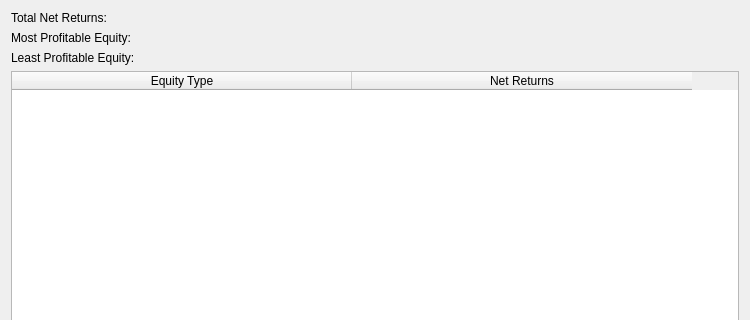
First picture: the form in GUI_Mohamamd_2/summaryform.ui, repository mobeigi/Algorithmic-Trading, before the edit; both pictures show x 0 to 750 and y 0 to 320 of the 750 by 652 pixel window.
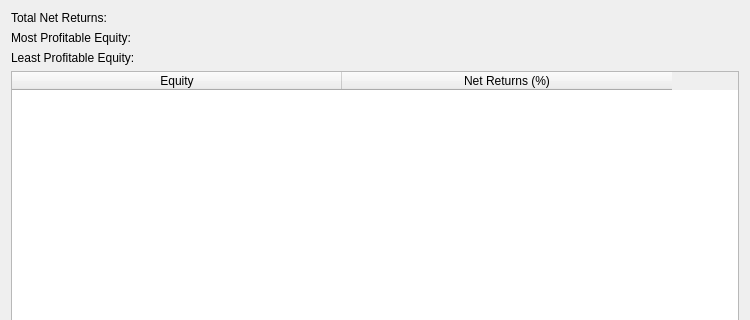
Second picture: the form after the edit.

What changed in the file:
```diff
--- a/GUI_Mohamamd_2/summaryform.ui
+++ b/GUI_Mohamamd_2/summaryform.ui
@@ -94,11 +94,14 @@
     <layout class="QVBoxLayout" name="verticalLayout_3">
      <item>
       <widget class="QTableWidget" name="summary_returnsTable">
+       <property name="sortingEnabled">
+        <bool>true</bool>
+       </property>
        <attribute name="horizontalHeaderCascadingSectionResizes">
         <bool>true</bool>
        </attribute>
        <attribute name="horizontalHeaderDefaultSectionSize">
-        <number>340</number>
+        <number>330</number>
        </attribute>
        <attribute name="verticalHeaderDefaultSectionSize">
         <number>30</number>
@@ -108,12 +111,12 @@
        </attribute>
        <column>
         <property name="text">
-         <string>Equity Type</string>
+         <string>Equity</string>
         </property>
        </column>
        <column>
         <property name="text">
-         <string>Net Returns</string>
+         <string>Net Returns (%)</string>
         </property>
        </column>
       </widget>
```
